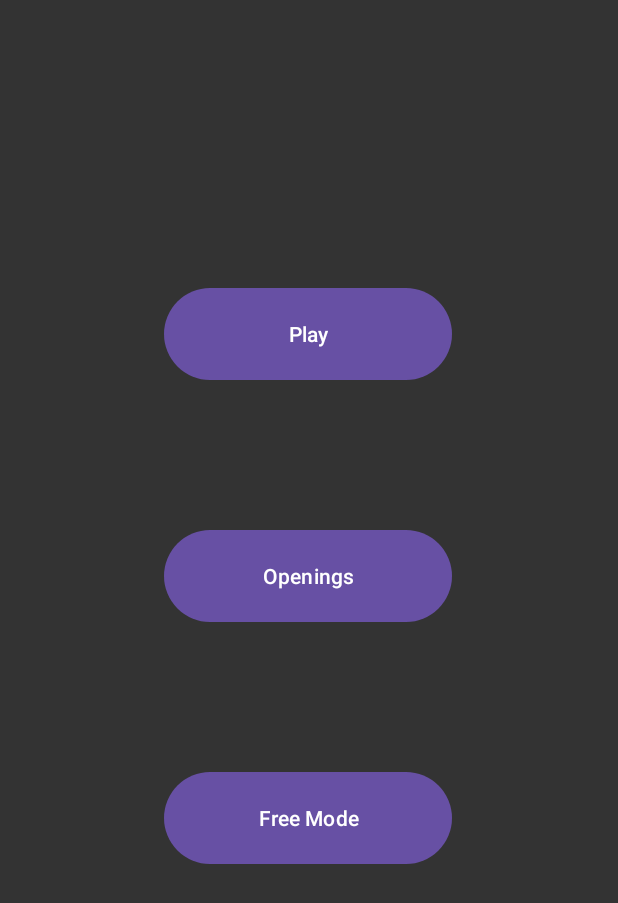
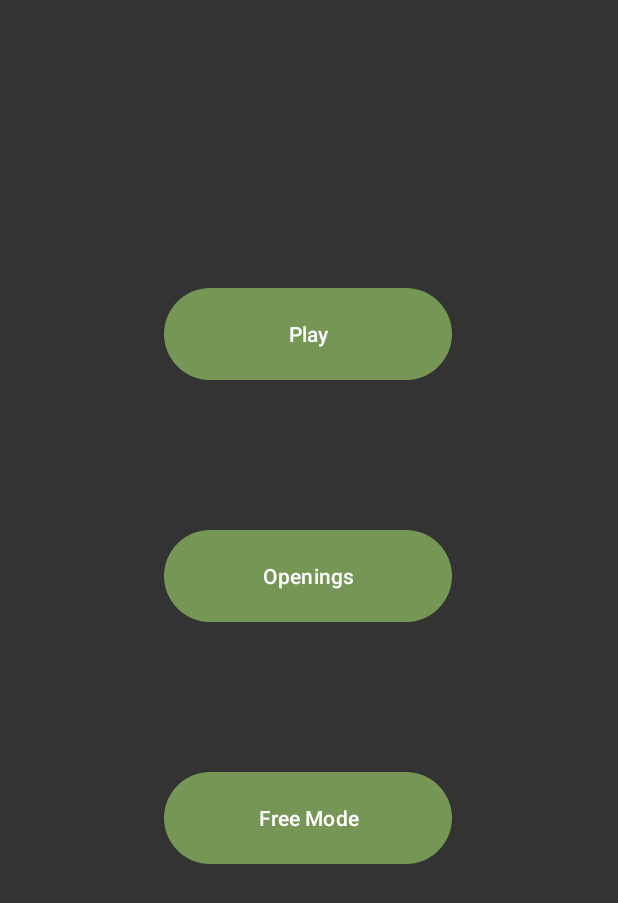
Before and after one commit to NabilAbdelouahed/Chess-Everywhere, an Android app: the screen it shows after launch (MainActivity), on a phone screen of 412 x 824 dp. Shown: the top 903 px of the screen. Run offline under Robolectric (Android 15) with nearby library versions, the phone set to English and light mode, and no system bars.

Commit message:
App design patch (Green).

```diff
--- a/app/src/main/res/values/colors.xml
+++ b/app/src/main/res/values/colors.xml
@@ -2,4 +2,5 @@
 <resources>
     <color name="black">#FF000000</color>
     <color name="white">#FFFFFFFF</color>
+    <color name="Green">#769656</color>
 </resources>
--- a/app/src/main/res/values/themes.xml
+++ b/app/src/main/res/values/themes.xml
@@ -2,7 +2,7 @@
     <!-- Base application theme. -->
     <style name="Base.Theme.Chess" parent="Theme.Material3.DayNight.NoActionBar">
         <!-- Customize your light theme here. -->
-        <!-- <item name="colorPrimary">@color/my_light_primary</item> -->
+        <item name="colorPrimary">@color/Green</item>
     </style>
 
     <style name="Theme.Chess" parent="Base.Theme.Chess" />
```
